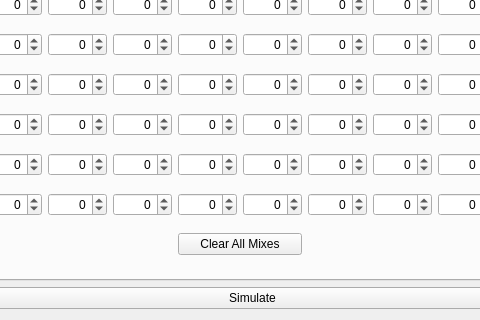
Above: src/modeledit.ui from negativerad/eepe before the change; both pictures show x 125 to 605 and y 464 to 784 of the 755 by 784 pixel window. Below: the same form after it.
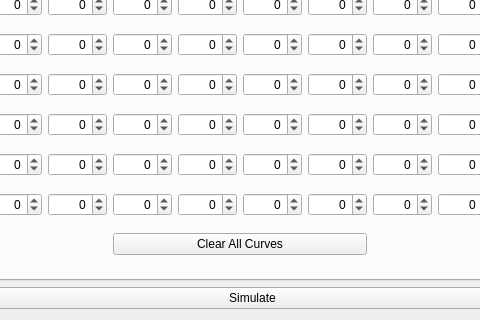
That is the form after the change. The open tabs and pages were chosen to show the change. Icons and pictures are not drawn.

Diff of the .ui file:
```diff
--- a/src/modeledit.ui
+++ b/src/modeledit.ui
@@ -5184,10 +5184,10 @@
          </property>
         </widget>
        </item>
-       <item row="16" column="4" colspan="2">
+       <item row="16" column="3" colspan="4">
         <widget class="QPushButton" name="clearMixesPB">
          <property name="text">
-          <string>Clear All Mixes</string>
+          <string>Clear All Curves</string>
          </property>
          <property name="icon">
           <iconset resource="eepe.qrc">
```
Left out of the diff: 2 changed lines with no effect on the pictures.
